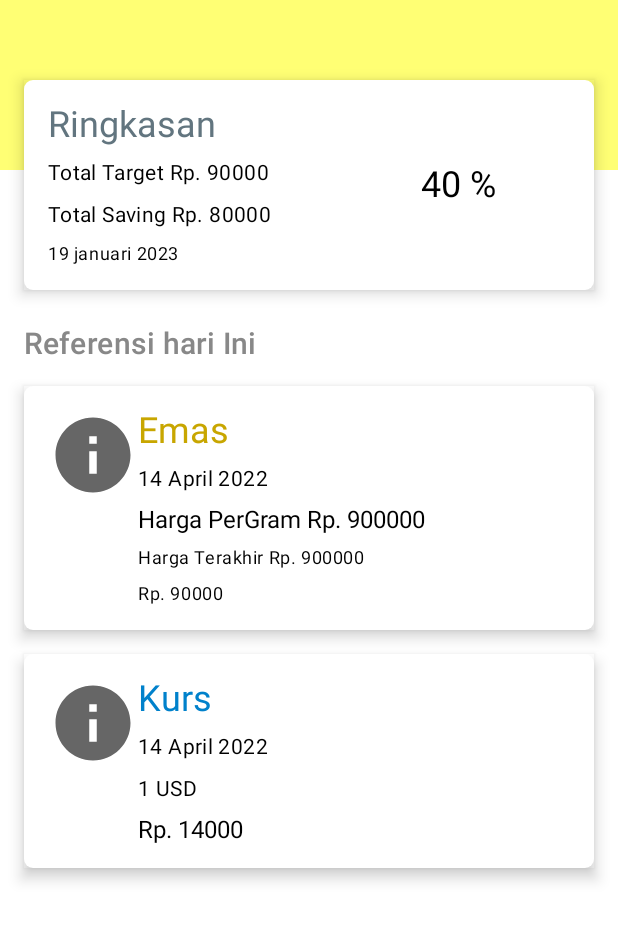
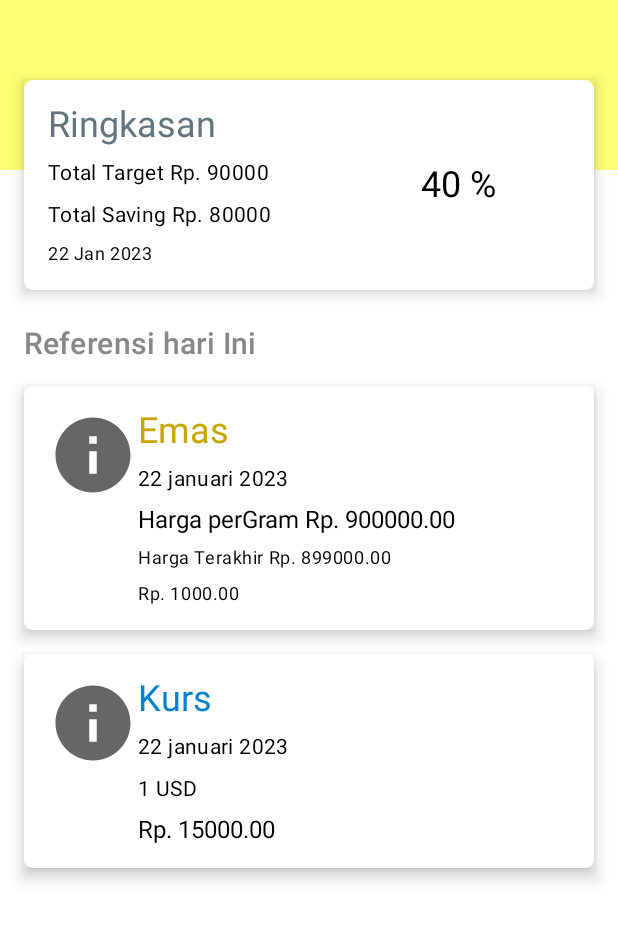
Before and after one commit to artfath/Nabung-Emas-App, an Android app built with Jetpack Compose: the @Preview function HomePreview, on a phone screen of 412 x 824 dp, the part 100-1043 px from its top. Run offline under Robolectric (Android 15) with nearby library versions, the phone set to English and light mode, and no system bars; our stand-ins replace Room's generated code.

Commit message:
modification logic home

```diff
--- a/app/src/main/java/com/apps/nabungemas/data/GoldCurrenncyTable.kt
+++ b/app/src/main/java/com/apps/nabungemas/data/GoldCurrencyTable.kt
@@ -5,7 +5,7 @@ import androidx.room.Entity
 import androidx.room.PrimaryKey
 
 @Entity(tableName = "gold_currency")
-data class GoldCurrenncyTable(
+data class GoldCurrencyTable(
     @PrimaryKey(autoGenerate = true)
     val id:Int=0,
     @ColumnInfo(name = "currency")
--- a/app/src/main/java/com/apps/nabungemas/data/TransactionDao.kt
+++ b/app/src/main/java/com/apps/nabungemas/data/TransactionDao.kt
@@ -46,11 +46,11 @@ interface TransactionDao {
     fun getPercentage():Flow<Double?>
 
     @Query("SELECT * FROM `gold_currency`")
-    suspend fun findGoldCurrency():GoldCurrenncyTable?
+    suspend fun findGoldCurrency():GoldCurrencyTable?
 
     @Insert(onConflict = OnConflictStrategy.IGNORE)
-    suspend fun insertGoldCurrency(item:GoldCurrenncyTable)
+    suspend fun insertGoldCurrency(item:GoldCurrencyTable)
 
     @Query("SELECT * FROM `gold_currency` ORDER BY id DESC")
-    fun getGoldCurrency():Flow<GoldCurrenncyTable>
+    fun getGoldCurrency():Flow<GoldCurrencyTable>
 }
--- a/app/src/main/java/com/apps/nabungemas/data/TransactionRoomDatabase.kt
+++ b/app/src/main/java/com/apps/nabungemas/data/TransactionRoomDatabase.kt
@@ -6,7 +6,7 @@ import androidx.room.Room
 import androidx.room.RoomDatabase
 
 @Database(
-    entities = [TransactionTable::class, SavingTable::class, GoldCurrenncyTable::class],
+    entities = [TransactionTable::class, SavingTable::class, GoldCurrencyTable::class],
     version = 1,
     exportSchema = false
 )
--- a/app/src/main/java/com/apps/nabungemas/repository/Repository.kt
+++ b/app/src/main/java/com/apps/nabungemas/repository/Repository.kt
@@ -1,7 +1,7 @@
 package com.apps.nabungemas.repository
 
 
-import com.apps.nabungemas.data.GoldCurrenncyTable
+import com.apps.nabungemas.data.GoldCurrencyTable
 import com.apps.nabungemas.data.TransactionDao
 import com.apps.nabungemas.network.GoldApi
 
@@ -11,5 +11,5 @@ class Repository(private val goldApi: GoldApi, private val transactionDao: Trans
 
     suspend fun getPrice(code: String?,token: String?) = goldApi.retrofitService.getPrice(code,token)
 
-    suspend fun insertGoldCurrency(item: GoldCurrenncyTable) = transactionDao.insertGoldCurrency(item)
+    suspend fun insertGoldCurrency(item: GoldCurrencyTable) = transactionDao.insertGoldCurrency(item)
 }
--- a/app/src/main/java/com/apps/nabungemas/ui/HomeFragment.kt
+++ b/app/src/main/java/com/apps/nabungemas/ui/HomeFragment.kt
@@ -1,43 +1,33 @@
 package com.apps.nabungemas.ui
 
-import android.content.ClipData
-import android.os.Build
-import android.os.Bundle
-import android.view.LayoutInflater
-import android.view.View
-import android.view.ViewGroup
 import androidx.compose.foundation.Image
 import androidx.compose.foundation.background
 import androidx.compose.foundation.layout.*
 import androidx.compose.foundation.shape.RoundedCornerShape
 import androidx.compose.material.*
-import androidx.compose.runtime.*
+import androidx.compose.runtime.Composable
+import androidx.compose.runtime.collectAsState
+import androidx.compose.runtime.getValue
 import androidx.compose.ui.Alignment
 import androidx.compose.ui.Modifier
 import androidx.compose.ui.draw.clip
 import androidx.compose.ui.draw.shadow
 import androidx.compose.ui.graphics.Color
-import androidx.compose.ui.platform.ComposeView
 import androidx.compose.ui.res.colorResource
 import androidx.compose.ui.res.painterResource
 import androidx.compose.ui.res.stringResource
 import androidx.compose.ui.tooling.preview.Preview
 import androidx.compose.ui.unit.dp
-import androidx.fragment.app.Fragment
 import androidx.lifecycle.viewmodel.compose.viewModel
-import androidx.navigation.findNavController
-import androidx.room.util.TableInfo
 import com.apps.nabungemas.R
+import com.apps.nabungemas.data.GoldCurrencyTable
 import com.apps.nabungemas.ui.navigation.NavigationDestination
 import com.apps.nabungemas.ui.theme.MyApplicationTheme
-import com.apps.nabungemas.utils.Time
 import com.apps.nabungemas.utils.Time.getTime
 import com.apps.nabungemas.viewmodel.GoldViewModel
-import java.time.LocalDateTime
-import java.time.format.DateTimeFormatter
 
 
-object HomeDestination:NavigationDestination{
+object HomeDestination : NavigationDestination {
     override val route: String = "home"
     override val title: Int = R.string.home
 
@@ -172,44 +162,54 @@ object HomeDestination:NavigationDestination{
 //}
 
 
-
-
-
-
 @Composable
 fun HomeScreen(
-    navigateToAddTransaction:()-> Unit,
+    navigateToAddTransaction: () -> Unit,
     modifier: Modifier = Modifier,
     viewModel: GoldViewModel = viewModel(factory = AppViewModelProvider.Factory)
 ) {
     val target by viewModel.allTargetState.collectAsState(initial = 0)
     val saving by viewModel.allSavingState.collectAsState(initial = 0)
-    val time =getTime().toString()
-    viewModel.getPercentage(saving?.toDouble(),target?.toDouble())
+    viewModel.getPercentage(saving?.toDouble(), target?.toDouble())
     val percentage by viewModel.percentState.collectAsState()
-    val listHeader = listOf(target.toString(),saving.toString(),time,percentage)
+    val listHeader = listOf(target.toString(), saving.toString(), percentage)
+    val goldCurrency by viewModel.goldCurrencyState.collectAsState(initial = null)
     Scaffold(
         floatingActionButton = {
             FloatingActionButton(
                 onClick = navigateToAddTransaction,
                 modifier = modifier.navigationBarsPadding(),
                 backgroundColor = colorResource(id = R.color.blue_500)
-            ){
-            Icon(painter = painterResource(id = R.drawable.ic_add), contentDescription = "" ,
-                tint = Color.White)
-        } }) { innerPadding ->
-        HomeBody(modifier = modifier.padding(innerPadding), listHeader = listHeader)
+            ) {
+                Icon(
+                    painter = painterResource(id = R.drawable.ic_add), contentDescription = "",
+                    tint = Color.White
+                )
+            }
+        }) { innerPadding ->
+        HomeBody(
+            modifier = modifier.padding(innerPadding),
+            listHeader = listHeader,
+            goldCurrency = goldCurrency
+        )
 
     }
-
 
 
 }
 
 @Composable
-fun HomeBody(modifier: Modifier,
-listHeader: List<String>) {
-    Column(modifier.background(color = colorResource(id = R.color.grey_100))) {
+fun HomeBody(
+    modifier: Modifier,
+    listHeader: List<String>,
+    goldCurrency: GoldCurrencyTable?
+) {
+    Column(
+        modifier
+            .fillMaxWidth()
+            .fillMaxHeight()
+            .background(color = colorResource(id = R.color.grey_100))
+    ) {
         Header(
             modifier = modifier,
             list = listHeader
@@ -220,14 +220,16 @@ listHeader: List<String>) {
             style = MaterialTheme.typography.h6,
             color = Color.Gray
         )
-        GoldCard()
-        CurrencyCard()
+        GoldCard(goldCurrency = goldCurrency)
+        CurrencyCard(date = goldCurrency?.dateCurrency, currency = goldCurrency?.currency)
     }
 }
 
 @Composable
-fun Header(modifier: Modifier,
-           list:List<String>) {
+fun Header(
+    modifier: Modifier,
+    list: List<String>
+) {
     BoxWithConstraints(
         modifier = modifier
     ) {
@@ -260,8 +262,10 @@ fun Header(modifier: Modifier,
                 .background(color = Color.White)
                 .padding(16.dp)
         ) {
-            Row(modifier = modifier.fillMaxWidth(),
-                verticalAlignment = Alignment.CenterVertically) {
+            Row(
+                modifier = modifier.fillMaxWidth(),
+                verticalAlignment = Alignment.CenterVertically
+            ) {
                 Column(
                     modifier = modifier
                         .fillMaxWidth()
@@ -280,22 +284,24 @@ fun Header(modifier: Modifier,
                     )
                     Text(
                         modifier = modifier.padding(top = 8.dp),
-                        text = stringResource(id = R.string.total_saving,list[1]),
+                        text = stringResource(id = R.string.total_saving, list[1]),
                         style = MaterialTheme.typography.body2,
                         color = Color.Black
                     )
                     Text(
                         modifier = modifier.padding(top = 8.dp),
-                        text = list[2],
+                        text = getTime() ?: "",
                         style = MaterialTheme.typography.caption,
                         color = Color.Black
                     )
                 }
                 Box(modifier = modifier.weight(0.4f)) {
-                    Text(modifier = modifier,
-                        text = list[3],
+                    Text(
+                        modifier = modifier,
+                        text = list[2],
                         style = MaterialTheme.typography.h5,
-                        color = Color.Black)
+                        color = Color.Black
+                    )
                 }
 
             }
@@ -303,8 +309,9 @@ fun Header(modifier: Modifier,
     }
 
 }
+
 @Composable
-fun GoldCard() {
+fun GoldCard(goldCurrency: GoldCurrencyTable?) {
     Box(
         Modifier
             .fillMaxWidth()
@@ -331,26 +338,35 @@ fun GoldCard() {
                 )
                 Text(
                     modifier = Modifier.padding(top = 8.dp),
-                    text = "14 April 2022",
+                    text = goldCurrency?.dateGold ?: getTime().toString(),
                     style = MaterialTheme.typography.body2,
                     color = Color.Black
                 )
                 Text(
                     modifier = Modifier.padding(top = 8.dp),
-                    text = "Harga PerGram Rp. 900000",
+                    text = stringResource(
+                        id = R.string.price_pergram,
+                        goldCurrency?.priceGram24k ?: 0.0
+                    ),
                     style = MaterialTheme.typography.body1,
                     color = Color.Black
                 )
 
                 Text(
                     modifier = Modifier.padding(top = 8.dp),
-                    text = "Harga Terakhir Rp. 900000",
+                    text = stringResource(
+                        id = R.string.price_previous,
+                        goldCurrency?.prevPrice ?: 0.0
+                    ),
                     style = MaterialTheme.typography.caption,
                     color = Color.Black
                 )
                 Text(
                     modifier = Modifier.padding(top = 8.dp),
-                    text = "Rp. 90000",
+                    text = stringResource(
+                        id = R.string.price_double,
+                        goldCurrency?.priceDifferent ?: 0.0
+                    ),
                     style = MaterialTheme.typography.caption,
                     color = Color.Black
                 )
@@ -361,7 +377,10 @@ fun GoldCard() {
 }
 
 @Composable
-fun CurrencyCard() {
+fun CurrencyCard(
+    date:String?,
+    currency:Double?
+) {
     Box(
         Modifier
             .fillMaxWidth()
@@ -391,7 +410,7 @@ fun CurrencyCard() {
                 )
                 Text(
                     modifier = Modifier.padding(top = 8.dp),
-                    text = "14 April 2022",
+                    text = date ?: getTime().toString(),
                     style = MaterialTheme.typography.body2,
                     color = Color.Black
                 )
@@ -403,7 +422,9 @@ fun CurrencyCard() {
                 )
                 Text(
                     modifier = Modifier.padding(top = 8.dp),
-                    text = "Rp. 14000",
+                    text = stringResource(
+                        id = R.string.price_double,
+                        currency ?: 0.0),
                     style = MaterialTheme.typography.body1,
                     color = Color.Black
                 )
@@ -418,15 +439,28 @@ fun CurrencyCard() {
 fun HomePreview() {
     MyApplicationTheme(darkTheme = false) {
         Column() {
-            Header(modifier = Modifier,listOf("90000", "80000","19 januari 2023","40 %"))
+            Header(modifier = Modifier, listOf("90000", "80000", "40 %"))
             Text(
                 modifier = Modifier.padding(top = 24.dp, start = 16.dp),
                 text = stringResource(id = R.string.referensi_hari_ini),
                 style = MaterialTheme.typography.h6,
                 color = Color.Gray
             )
-            GoldCard()
-            CurrencyCard()
+            GoldCard(
+                goldCurrency = GoldCurrencyTable(
+                    0,
+                    15000.0,
+                    899000.0,
+                    1000.0,
+                    900000.0,
+                    "22 januari 2023",
+                    "22 januari 2023"
+                )
+            )
+            CurrencyCard(
+                date = "22 januari 2023",
+                currency = 15000.0
+            )
         }
     }
 }
```
Also changed, not shown: app/src/main/java/com/apps/nabungemas/repository/TransactionRepository.kt (+4 -4 lines), app/src/main/java/com/apps/nabungemas/repository/TransactionsImpRepository.kt (+4 -7 lines), app/src/main/java/com/apps/nabungemas/viewmodel/GoldViewModel.kt (+4 -3 lines), app/src/main/java/com/apps/nabungemas/worker/InternetWorker.kt (+2 -7 lines).
